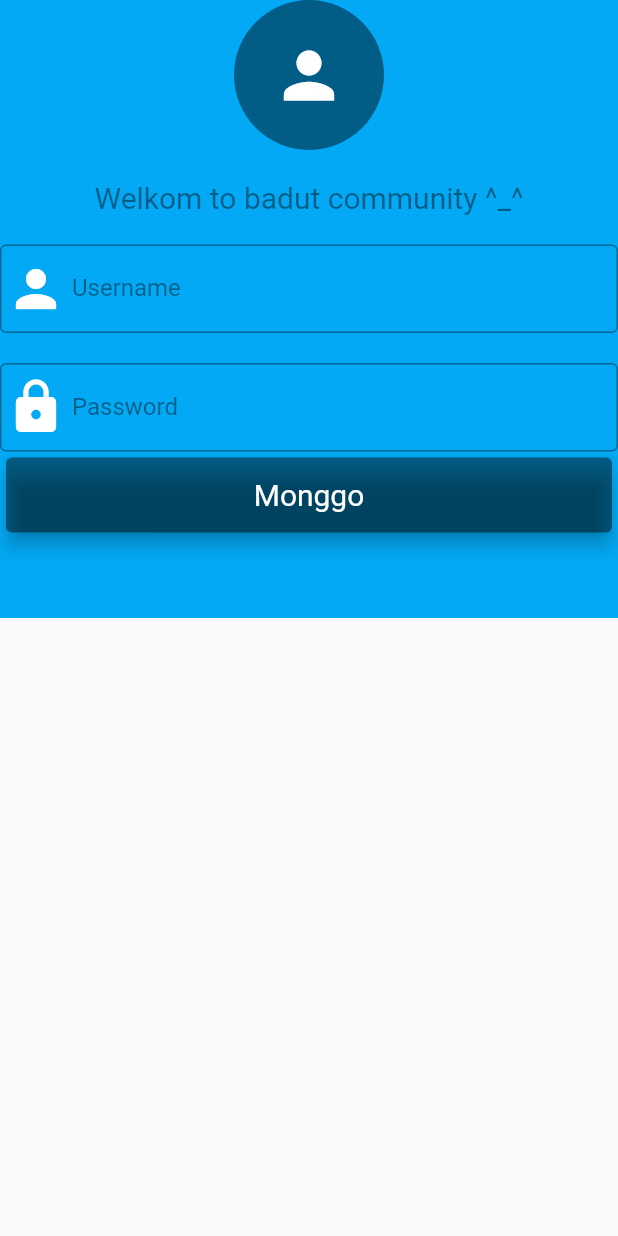
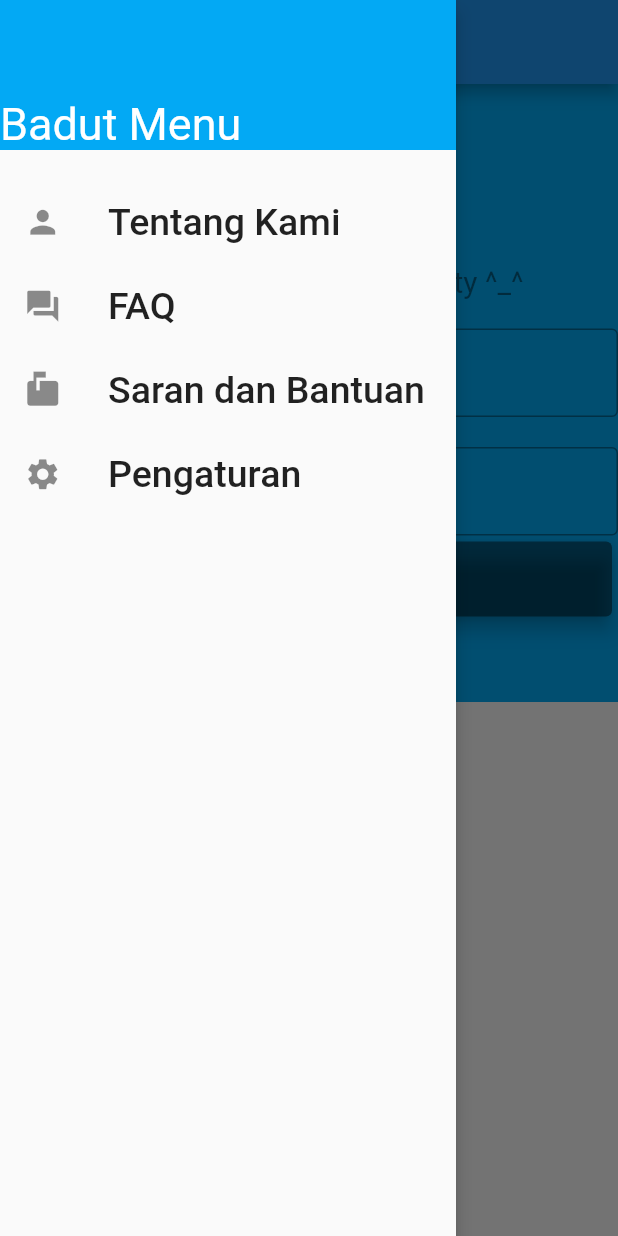
Before and after one commit to AlihDrajat/Membadut, a Flutter app: the screen it shows after launch, with the side drawer open (before the commit the screen has no drawer), on a phone screen of 412 x 824 dp. Run offline on Flutter 3.47's test engine with Material 2 defaults, Android fonts, the phone set to English and light mode, and no system bars.

Commit message:
initial commit

```diff
--- a/lib/main.dart
+++ b/lib/main.dart
@@ -25,6 +25,60 @@ class _LoginState extends State<Login> {
   @override
   Widget build(BuildContext context) {
     return Scaffold(
+      appBar: AppBar(title: Text('Mari Membadut')),
+      drawer: Drawer(
+        elevation: 5,
+        child: Column(
+          children: <Widget>[
+            Container(
+                width: double.infinity,
+                height: 100,
+                color: Colors.lightBlue,
+                alignment: Alignment.bottomLeft,
+                child: Text('Badut Menu',
+                    style: TextStyle(color: Colors.white, fontSize: 30))),
+            SizedBox(
+              height: 20,
+            ),
+            ListTile(
+                leading: Icon(
+                  Icons.person,
+                  size: 25,
+                ),
+                title: Text(
+                  'Tentang Kami',
+                  style: TextStyle(fontSize: 25),
+                )),
+            ListTile(
+                leading: Icon(
+                  Icons.question_answer,
+                  size: 25,
+                ),
+                title: Text(
+                  'FAQ',
+                  style: TextStyle(fontSize: 25),
+                )),
+            ListTile(
+                leading: Icon(
+                  Icons.markunread_mailbox,
+                  size: 25,
+                ),
+                title: Text(
+                  'Saran dan Bantuan',
+                  style: TextStyle(fontSize: 25),
+                )),
+            ListTile(
+                leading: Icon(
+                  Icons.settings,
+                  size: 25,
+                ),
+                title: Text(
+                  'Pengaturan',
+                  style: TextStyle(fontSize: 25),
+                ))
+          ],
+        ),
+      ),
       resizeToAvoidBottomInset: false,
       body: Container(
         height: MediaQuery.of(context).size.width,
```
